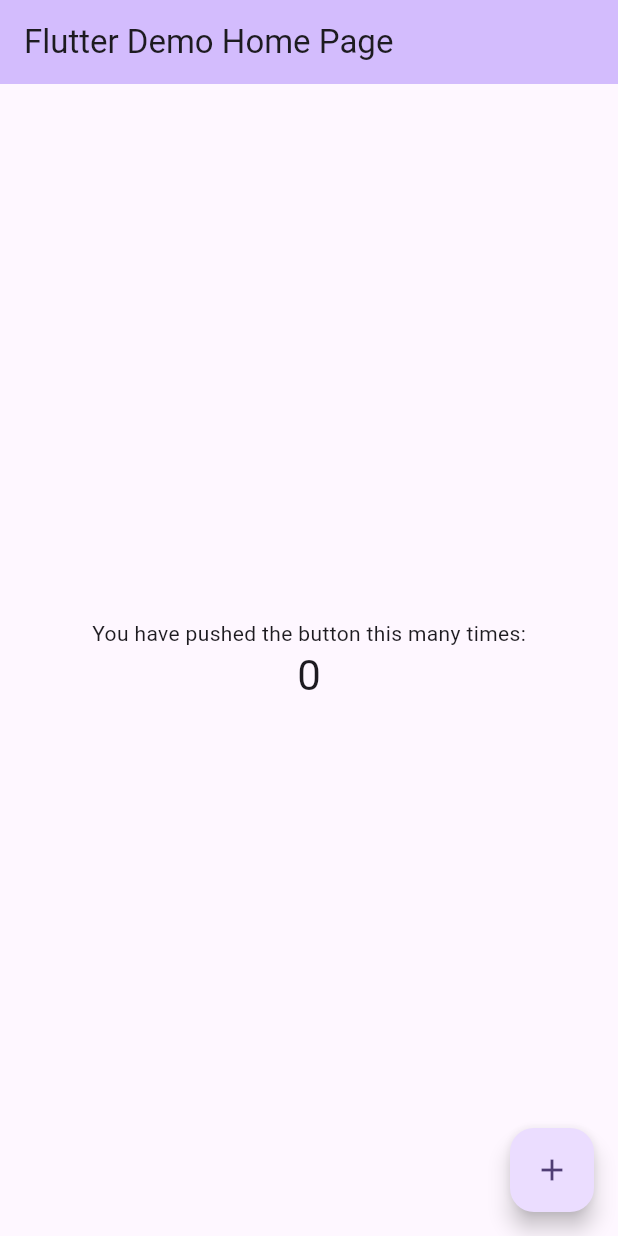
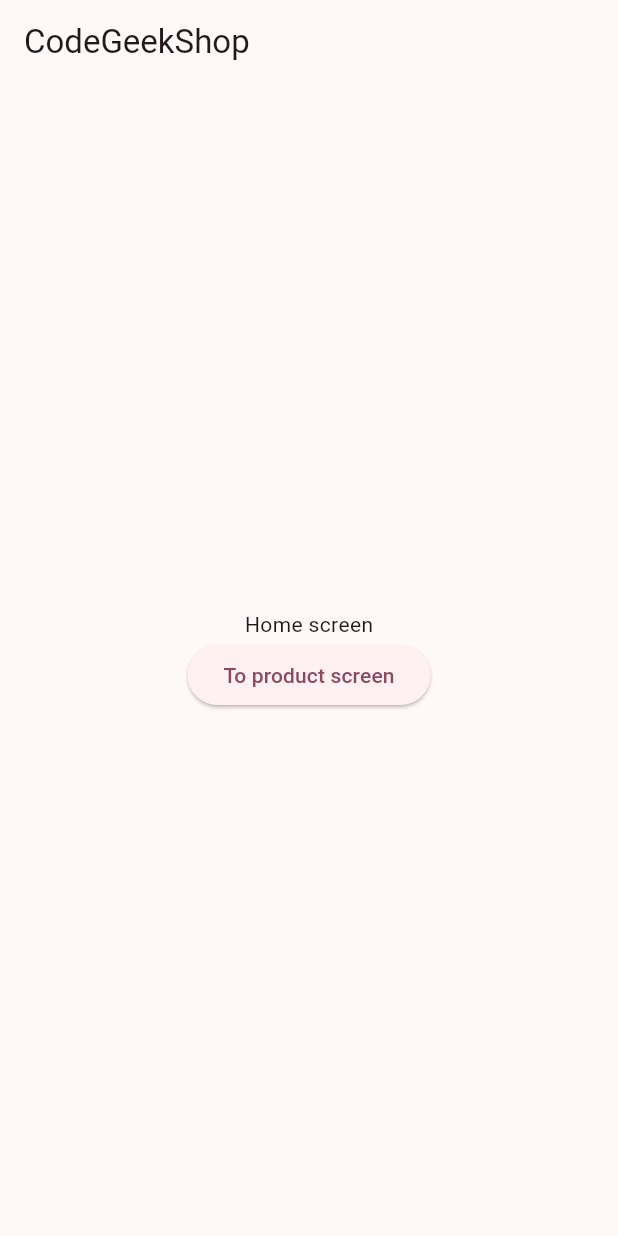
Before and after one commit to mrarty55/codegeekshop-app-demo, a Flutter app: the screen it shows after launch, on a phone screen of 412 x 824 dp. Run offline on Flutter 3.47's test engine with Material 2 defaults, Android fonts, the phone set to English and light mode, and no system bars; our stand-ins replace go_router.

Commit message:
🐳 chore(project): add ui scaffolds

```diff
--- a/lib/main.dart
+++ b/lib/main.dart
@@ -1,125 +1,23 @@
 import 'package:flutter/material.dart';
 
+import 'src/routing/app_router.dart';
+
 void main() {
-  runApp(const MyApp());
+  runApp(const CodeGeekShopApp());
 }
 
-class MyApp extends StatelessWidget {
-  const MyApp({super.key});
+class CodeGeekShopApp extends StatelessWidget {
+  const CodeGeekShopApp({super.key});
 
-  // This widget is the root of your application.
   @override
   Widget build(BuildContext context) {
-    return MaterialApp(
-      title: 'Flutter Demo',
+    return MaterialApp.router(
+      title: "CodeGeekShop",
+      routerConfig: appRouter,
       theme: ThemeData(
-        // This is the theme of your application.
-        //
-        // TRY THIS: Try running your application with "flutter run". You'll see
-        // the application has a blue toolbar. Then, without quitting the app,
-        // try changing the seedColor in the colorScheme below to Colors.green
-        // and then invoke "hot reload" (save your changes or press the "hot
-        // reload" button in a Flutter-supported IDE, or press "r" if you used
-        // the command line to start the app).
-        //
-        // Notice that the counter didn't reset back to zero; the application
-        // state is not lost during the reload. To reset the state, use hot
-        // restart instead.
-        //
-        // This works for code too, not just values: Most code changes can be
-        // tested with just a hot reload.
-        colorScheme: ColorScheme.fromSeed(seedColor: Colors.deepPurple),
+        colorScheme: ColorScheme.fromSeed(seedColor: Colors.black),
         useMaterial3: true,
       ),
-      home: const MyHomePage(title: 'Flutter Demo Home Page'),
     );
   }
 }
-
-class MyHomePage extends StatefulWidget {
-  const MyHomePage({super.key, required this.title});
-
-  // This widget is the home page of your application. It is stateful, meaning
-  // that it has a State object (defined below) that contains fields that affect
-  // how it looks.
-
-  // This class is the configuration for the state. It holds the values (in this
-  // case the title) provided by the parent (in this case the App widget) and
-  // used by the build method of the State. Fields in a Widget subclass are
-  // always marked "final".
-
-  final String title;
-
-  @override
-  State<MyHomePage> createState() => _MyHomePageState();
-}
-
-class _MyHomePageState extends State<MyHomePage> {
-  int _counter = 0;
-
-  void _incrementCounter() {
-    setState(() {
-      // This call to setState tells the Flutter framework that something has
-      // changed in this State, which causes it to rerun the build method below
-      // so that the display can reflect the updated values. If we changed
-      // _counter without calling setState(), then the build method would not be
-      // called again, and so nothing would appear to happen.
-      _counter++;
-    });
-  }
-
-  @override
-  Widget build(BuildContext context) {
-    // This method is rerun every time setState is called, for instance as done
-    // by the _incrementCounter method above.
-    //
-    // The Flutter framework has been optimized to make rerunning build methods
-    // fast, so that you can just rebuild anything that needs updating rather
-    // than having to individually change instances of widgets.
-    return Scaffold(
-      appBar: AppBar(
-        // TRY THIS: Try changing the color here to a specific color (to
-        // Colors.amber, perhaps?) and trigger a hot reload to see the AppBar
-        // change color while the other colors stay the same.
-        backgroundColor: Theme.of(context).colorScheme.inversePrimary,
-        // Here we take the value from the MyHomePage object that was created by
-        // the App.build method, and use it to set our appbar title.
-        title: Text(widget.title),
-      ),
-      body: Center(
-        // Center is a layout widget. It takes a single child and positions it
-        // in the middle of the parent.
-        child: Column(
-          // Column is also a layout widget. It takes a list of children and
-          // arranges them vertically. By default, it sizes itself to fit its
-          // children horizontally, and tries to be as tall as its parent.
-          //
-          // Column has various properties to control how it sizes itself and
-          // how it positions its children. Here we use mainAxisAlignment to
-          // center the children vertically; the main axis here is the vertical
-          // axis because Columns are vertical (the cross axis would be
-          // horizontal).
-          //
-          // TRY THIS: Invoke "debug painting" (choose the "Toggle Debug Paint"
-          // action in the IDE, or press "p" in the console), to see the
-          // wireframe for each widget.
-          mainAxisAlignment: MainAxisAlignment.center,
-          children: <Widget>[
-            const Text(
-              'You have pushed the button this many times:',
-            ),
-            Text(
-              '$_counter',
-              style: Theme.of(context).textTheme.headlineMedium,
-            ),
-          ],
-        ),
-      ),
-      floatingActionButton: FloatingActionButton(
-        onPressed: _incrementCounter,
-        tooltip: 'Increment',
-        child: const Icon(Icons.add),
-      ), // This trailing comma makes auto-formatting nicer for build methods.
-    );
-  }
-}
--- /dev/null
+++ b/lib/src/presentation/home_screen.dart
@@ -0,0 +1,31 @@
+import 'package:flutter/material.dart';
+import 'package:go_router/go_router.dart';
+
+import '../routing/app_router.dart';
+
+class HomeScreen extends StatelessWidget {
+  const HomeScreen({super.key});
+
+  @override
+  Widget build(BuildContext context) {
+    return Scaffold(
+      appBar: AppBar(
+        title: const Text('CodeGeekShop'),
+      ),
+      body: Center(
+        child: Column(
+          mainAxisAlignment: MainAxisAlignment.center,
+          children: [
+            const Text('Home screen'),
+            ElevatedButton(
+                onPressed: () {
+                  context.pushNamed(AppRoute.product.name,
+                      pathParameters: {"id": "test"});
+                },
+                child: const Text('To product screen')),
+          ],
+        ),
+      ),
+    );
+  }
+}
--- /dev/null
+++ b/lib/src/presentation/product_screen.dart
@@ -0,0 +1,19 @@
+import 'package:flutter/material.dart';
+
+class ProductScreen extends StatelessWidget {
+  const ProductScreen({super.key, this.productId});
+
+  final String? productId;
+
+  @override
+  Widget build(BuildContext context) {
+    return Scaffold(
+      appBar: AppBar(
+        title: const Text('Product'),
+      ),
+      body: Center(
+        child: Text('Product ID: ${productId ?? "N/A"}'),
+      ),
+    );
+  }
+}
--- /dev/null
+++ b/lib/src/routing/app_router.dart
@@ -0,0 +1,28 @@
+import 'package:go_router/go_router.dart';
+
+import '../presentation/home_screen.dart';
+import '../presentation/product_screen.dart';
+
+enum AppRoute {
+  home,
+  product,
+}
+
+final appRouter = GoRouter(
+  initialLocation: "/",
+  routes: [
+    GoRoute(
+      path: "/",
+      name: AppRoute.home.name,
+      builder: (_, __) => const HomeScreen(),
+      routes: [
+        GoRoute(
+          path: "products/:id",
+          builder: (_, state) =>
+              ProductScreen(productId: state.pathParameters['id']),
+          name: AppRoute.product.name,
+        )
+      ],
+    ),
+  ],
+);
--- a/pubspec.yaml
+++ b/pubspec.yaml
@@ -35,6 +35,7 @@ dependencies:
   # The following adds the Cupertino Icons font to your application.
   # Use with the CupertinoIcons class for iOS style icons.
   cupertino_icons: ^1.0.2
+  go_router: ^10.0.0
 
 dev_dependencies:
   flutter_test:
```
Also changed, not shown: pubspec.lock.
